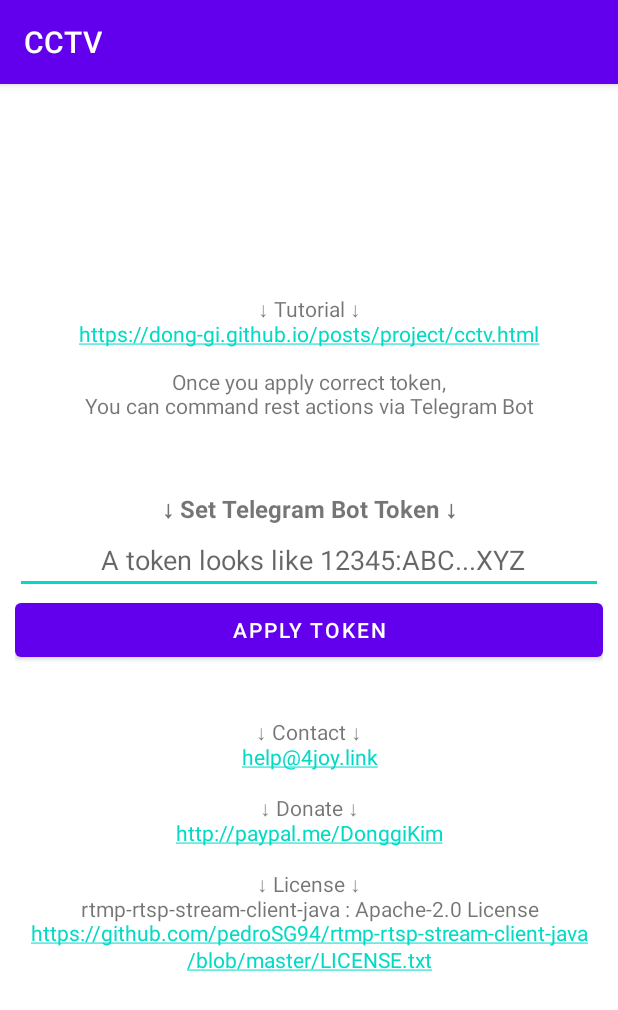
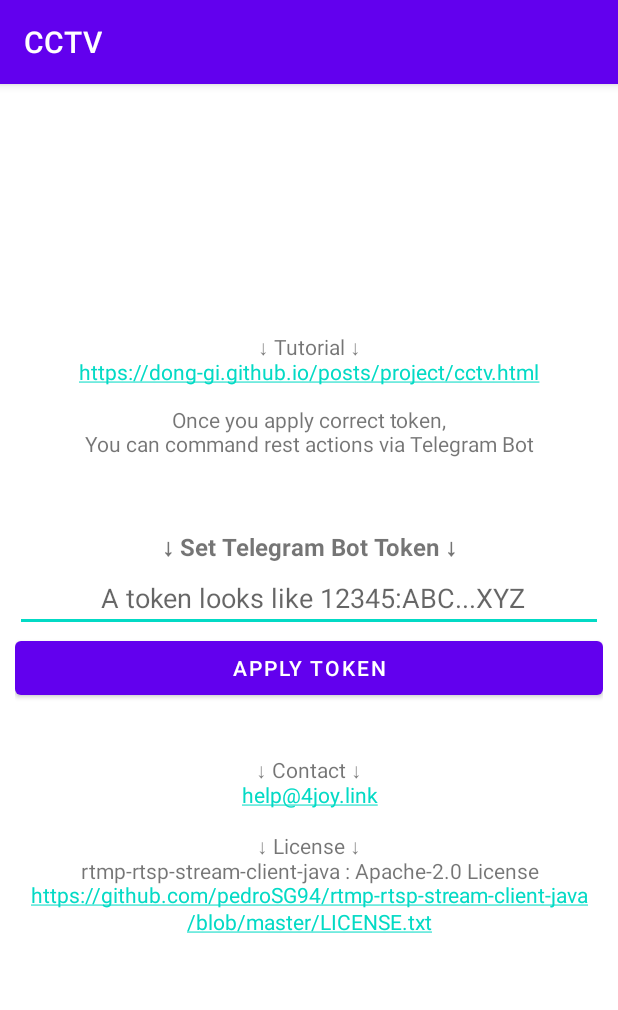
Before and after one commit to Dong-gi/CCTV, an Android app: the screen it shows after launch (MainActivity), on a phone screen of 412 x 824 dp. Shown: the top 1010 px of the screen. Run offline under Robolectric (Android 15) with nearby library versions, the phone set to English and light mode, and no system bars; libraries missing offline, so code that uses them is left out: com.pedro.rtmp, com.pedro.rtplibrary.

Commit message:
remove donate url

```diff
--- a/app/src/main/res/layout/activity_main.xml
+++ b/app/src/main/res/layout/activity_main.xml
@@ -48,5 +48,5 @@
         android:autoLink="all"
         android:gravity="center_horizontal"
         android:singleLine="false"
-        android:text="\n\n↓ Contact ↓\nhelp@4joy.link\n\n↓ Donate ↓\nhttp://paypal.me/DonggiKim\n\n↓ License ↓\nrtmp-rtsp-stream-client-java : Apache-2.0 License\nhttps://github.com/pedroSG94/rtmp-rtsp-stream-client-java/blob/master/LICENSE.txt\n\n" />
+        android:text="\n\n↓ Contact ↓\nhelp@4joy.link\n\n↓ License ↓\nrtmp-rtsp-stream-client-java : Apache-2.0 License\nhttps://github.com/pedroSG94/rtmp-rtsp-stream-client-java/blob/master/LICENSE.txt\n\n" />
 </LinearLayout>
```
